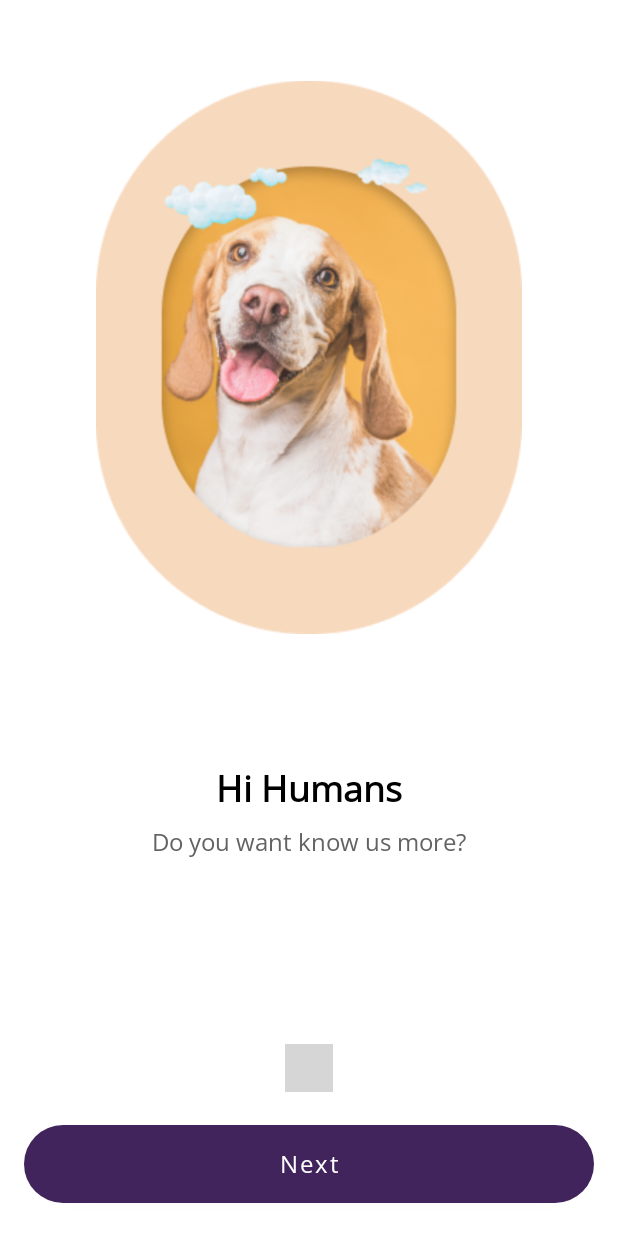
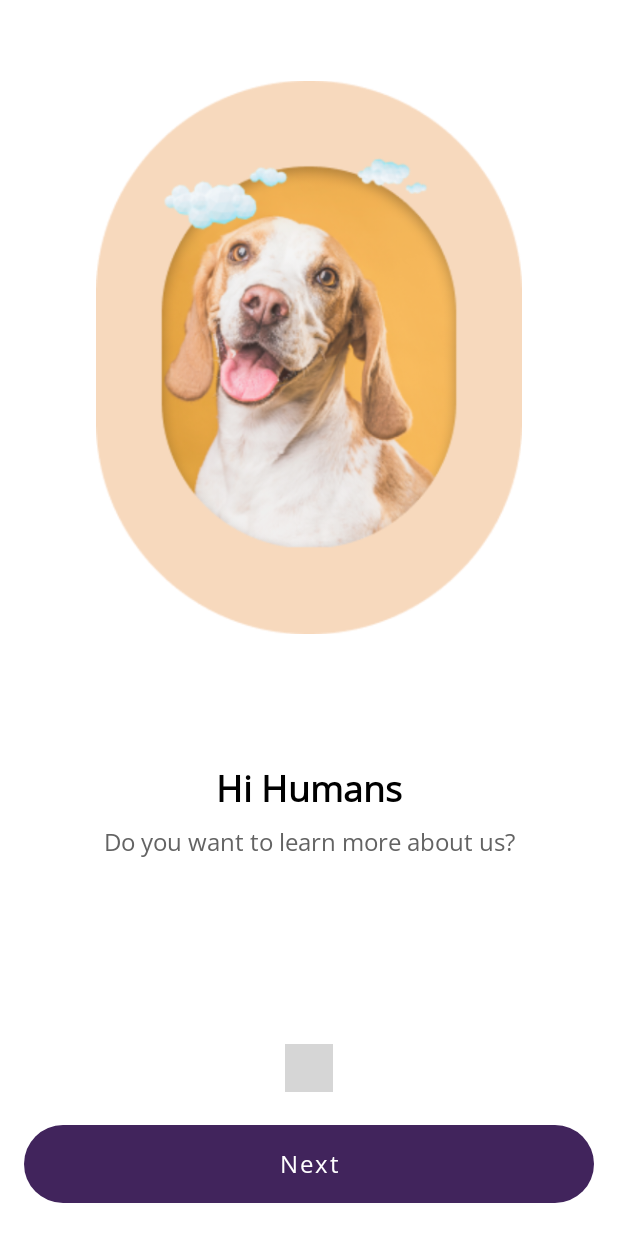
Before and after one commit to hamedhoseini/DogsApp, an Android app built with Jetpack Compose: the screen it shows after launch (MainActivity), on a phone screen of 412 x 824 dp. Run offline under Robolectric (Android 15) with nearby library versions, the phone set to English and light mode, and no system bars; our stand-ins replace Dagger/Hilt's generated code, data binding; plain views replace DotsIndicator; 3 statements that could not run were skipped; grey boxes are pictures that could not be loaded.

Commit message:
Some UI and Animation improvements

```diff
--- a/app/src/main/java/com/mihahoni/dogsapp/MainActivity.kt
+++ b/app/src/main/java/com/mihahoni/dogsapp/MainActivity.kt
@@ -1,6 +1,7 @@
 package com.mihahoni.dogsapp
 
 import android.os.Bundle
+import android.view.MenuItem
 import androidx.appcompat.app.AppCompatActivity
 import dagger.hilt.android.AndroidEntryPoint
 
@@ -8,6 +9,19 @@ import dagger.hilt.android.AndroidEntryPoint
 class MainActivity : AppCompatActivity() {
     override fun onCreate(savedInstanceState: Bundle?) {
         super.onCreate(savedInstanceState)
+        supportActionBar?.setDisplayHomeAsUpEnabled(true);
+        supportActionBar?.setDisplayHomeAsUpEnabled(true);
+
         setContentView(R.layout.activity_main)
     }
+
+    override fun onOptionsItemSelected(item: MenuItem): Boolean {
+        when (item.itemId) {
+            android.R.id.home -> {
+                onBackPressed()
+                return true
+            }
+        }
+        return super.onOptionsItemSelected(item)
+    }
 }
--- a/app/src/main/java/com/mihahoni/dogsapp/base/BaseFragment.kt
+++ b/app/src/main/java/com/mihahoni/dogsapp/base/BaseFragment.kt
@@ -7,8 +7,9 @@ import android.view.ViewGroup
 import androidx.databinding.DataBindingUtil
 import androidx.databinding.ViewDataBinding
 import androidx.fragment.app.Fragment
+import com.mihahoni.dogsapp.MainActivity
 
-abstract class BaseFragment <T : ViewDataBinding> : Fragment() {
+abstract class BaseFragment<T : ViewDataBinding> : Fragment() {
 
     private lateinit var mViewDataBinding: T
     abstract fun viewLayoutId(): Int
@@ -29,6 +30,22 @@ abstract class BaseFragment <T : ViewDataBinding> : Fragment() {
         observeViewModel()
     }
 
+    fun initActionBar(show: Boolean, showBackBtn: Boolean? = null, title: String? = null) {
+        val actionBar = (requireActivity() as MainActivity).supportActionBar
+        if (show) {
+            actionBar?.show()
+        } else {
+            actionBar?.hide()
+        }
+        showBackBtn?.let {
+            actionBar?.setHomeButtonEnabled(it)
+            actionBar?.setDisplayHomeAsUpEnabled(it)
+        }
+        title?.let {
+            actionBar?.title = it
+        }
+    }
+
     fun getViewDataBinding() = mViewDataBinding
     abstract fun observeViewModel()
     abstract fun initViews()
--- a/app/src/main/java/com/mihahoni/dogsapp/ui/dogsList/DogBreedsListFragment.kt
+++ b/app/src/main/java/com/mihahoni/dogsapp/ui/dogsList/DogBreedsListFragment.kt
@@ -32,6 +32,7 @@ class DogBreedsListFragment : BaseFragment<FragmentDogBreedsListBinding>() {
     }
 
     override fun initViews() {
+        initActionBar(show = true, showBackBtn = false, title = getString(R.string.all_dog_breeds))
         getViewDataBinding().viewModel = dogBreedsListViewModel
         getViewDataBinding().lifecycleOwner = this
 
--- a/app/src/main/java/com/mihahoni/dogsapp/ui/presentation/PresentationFragment.kt
+++ b/app/src/main/java/com/mihahoni/dogsapp/ui/presentation/PresentationFragment.kt
@@ -30,6 +30,7 @@ class PresentationFragment : BaseFragment<FragmentPresentationBinding>() {
                 override fun onPropertyChanged(sender: Observable?, pageNumber: Int) {
                     val currentPage = (sender as ObservableInt).get()
                     if (currentPage == 3) {
+
                     } else {
                         getViewDataBinding().introViewPager.currentItem =
                             (sender as ObservableInt).get()
@@ -43,6 +44,7 @@ class PresentationFragment : BaseFragment<FragmentPresentationBinding>() {
     }
 
     override fun initViews() {
+        initActionBar(false)
         getViewDataBinding().viewModel = presentationViewModel
         setupFragmentPager(
             listOf(
@@ -68,7 +70,7 @@ class PresentationFragment : BaseFragment<FragmentPresentationBinding>() {
                         R.drawable.img_presentation_dog3
                     ),
                     getString(R.string.breeds_info),
-                    getString(R.string.know_differences_and_similarities)
+                    getString(R.string.learn_differences_and_similarities)
                 )
             )
         )
--- a/app/src/main/java/com/mihahoni/dogsapp/util/BindingAdapters.kt
+++ b/app/src/main/java/com/mihahoni/dogsapp/util/BindingAdapters.kt
@@ -5,6 +5,7 @@ import android.widget.ImageView
 import androidx.databinding.BindingAdapter
 import androidx.recyclerview.widget.RecyclerView
 import com.bumptech.glide.Glide
+import com.mihahoni.dogsapp.R
 import com.mihahoni.dogsapp.data.StateHandler
 import com.mihahoni.dogsapp.ui.dogsList.DogBreedViewItem
 import com.mihahoni.dogsapp.ui.dogsList.DogBreedsListAdapter
@@ -31,7 +32,7 @@ private fun getOrCreateAdapter(recyclerView: RecyclerView): DogBreedsListAdapter
 @BindingAdapter("bind:imageUrl")
 fun ImageView.loadImage(url: String?) {
     url?.let {
-        Glide.with(this.context).load(url).into(this);
+        Glide.with(this.context).load(url).placeholder(R.drawable.img_dog_avatar).into(this);
     }
 }
 
--- /dev/null
+++ b/app/src/main/res/animator/slide_in_right_with_bounce.xml
@@ -0,0 +1,33 @@
+<?xml version="1.0" encoding="utf-8"?>
+<set xmlns:android="http://schemas.android.com/apk/res/android"
+    android:ordering="sequentially">
+    <objectAnimator
+        android:interpolator="@android:interpolator/accelerate_decelerate"
+        android:valueFrom="1.0" android:valueTo="0.0"
+        android:valueType="floatType"
+        android:propertyName="alpha"
+        android:duration="0" />
+    <set android:ordering="together">
+    <objectAnimator
+        android:startOffset="400"
+        android:interpolator="@android:interpolator/accelerate_decelerate"
+        android:valueFrom="1000dp" android:valueTo="-30dp"
+        android:valueType="floatType"
+        android:propertyName="translationX"
+        android:duration="600" />
+
+        <objectAnimator
+            android:startOffset="400"
+            android:interpolator="@android:interpolator/accelerate_decelerate"
+            android:valueFrom="0.0" android:valueTo="1.0"
+            android:valueType="floatType"
+            android:propertyName="alpha"
+            android:duration="400" />
+    </set>
+    <objectAnimator
+        android:interpolator="@android:interpolator/accelerate_decelerate"
+        android:valueFrom="-30dp" android:valueTo="0dp"
+        android:valueType="floatType"
+        android:propertyName="translationX"
+        android:duration="200"/>
+</set>
--- /dev/null
+++ b/app/src/main/res/animator/slide_out_left_with_bounce.xml
@@ -0,0 +1,28 @@
+<?xml version="1.0" encoding="utf-8"?>
+<set xmlns:android="http://schemas.android.com/apk/res/android"
+    android:ordering="sequentially">
+
+    <objectAnimator
+        android:interpolator="@android:interpolator/accelerate_decelerate"
+        android:valueFrom="0dp" android:valueTo="30dp"
+        android:valueType="floatType"
+        android:propertyName="translationX"
+        android:duration="200"/>
+
+    <set android:ordering="together">
+        <objectAnimator
+            android:interpolator="@android:interpolator/accelerate_decelerate"
+            android:valueFrom="30dp" android:valueTo="-1000dp"
+            android:valueType="floatType"
+            android:propertyName="translationX"
+            android:duration="600" />
+
+        <objectAnimator
+            android:interpolator="@android:interpolator/accelerate_decelerate"
+            android:valueFrom="1.0" android:valueTo="0.0"
+            android:valueType="floatType"
+            android:propertyName="alpha"
+            android:duration="400" />
+    </set>
+
+</set>
--- a/app/src/main/res/layout/layout_dog_breed_item.xml
+++ b/app/src/main/res/layout/layout_dog_breed_item.xml
@@ -37,7 +37,7 @@
                     android:layout_width="130dp"
                     android:layout_height="130dp"
                     android:scaleType="centerCrop"
-                    android:src="@drawable/img_presentation_dog3"
+                    android:src="@drawable/img_dog_avatar"
                     bind:imageUrl="@{breedViewItem.imageUrl}"
                     app:layout_constraintBottom_toBottomOf="parent"
                     app:layout_constraintDimensionRatio="w,1:1"
--- a/app/src/main/res/navigation/main_nav_graph.xml
+++ b/app/src/main/res/navigation/main_nav_graph.xml
@@ -12,6 +12,8 @@
         <action
             android:id="@+id/action_presentationFragment_to_dogsListFragment"
             app:destination="@id/dogsListFragment"
+            app:enterAnim="@animator/slide_in_right_with_bounce"
+            app:exitAnim="@animator/slide_out_left_with_bounce"
             app:popUpTo="@+id/main_navigation"
             app:popUpToInclusive="true" />
     </fragment>
@@ -22,7 +24,9 @@
         tools:layout="@layout/fragment_dog_breeds_list">
         <action
             android:id="@+id/action_dogsListFragment_to_dogBreedDetailFragment"
-            app:destination="@id/dogBreedDetailFragment" />
+            app:destination="@id/dogBreedDetailFragment"
+            app:enterAnim="@animator/slide_in_right_with_bounce"
+            app:exitAnim="@animator/slide_out_left_with_bounce"/>
     </fragment>
     <fragment
         android:id="@+id/dogBreedDetailFragment"
--- a/app/src/main/res/values/strings.xml
+++ b/app/src/main/res/values/strings.xml
@@ -2,10 +2,13 @@
     <string name="app_name">DogsApp</string>
     <string name="hello_blank_fragment">Hello blank fragment</string>
     <string name="next">Next</string>
+    <string name="lets_go">Let\'s GO</string>
     <string name="hi_humans">Hi Humans</string>
-    <string name="do_you_want_know_us_more">Do you want know us more?</string>
+    <string name="do_you_want_know_us_more">Do you want to learn more about us?</string>
     <string name="breeds">Our Breeds</string>
     <string name="get_to_know_different_breeds">Get to know our different breeds</string>
     <string name="breeds_info">Breeds Info</string>
-    <string name="know_differences_and_similarities">Know our differences and similarities by breed detail and image</string>
+    <string name="learn_differences_and_similarities">Learn about our differences and similarities by images.</string>
+    <string name="all_dog_breeds">All Dog Breeds</string>
+    <string name="dog_breed_images">Dog Breed Images</string>
 </resources>
--- a/app/src/main/res/values/themes.xml
+++ b/app/src/main/res/values/themes.xml
@@ -1,6 +1,6 @@
 <resources xmlns:tools="http://schemas.android.com/tools">
     <!-- Base application theme. -->
-    <style name="Theme.DogsApp" parent="Theme.MaterialComponents.Light.NoActionBar">
+    <style name="Theme.DogsApp" parent="Theme.MaterialComponents.Light.DarkActionBar">
         <!-- Primary brand color. -->
         <item name="colorPrimary">@color/dark_purple</item>
         <item name="colorPrimaryVariant">@color/dark_purple_variant</item>
```
Also changed, not shown: app/src/main/res/drawable/img_dog_avatar.png (added).
